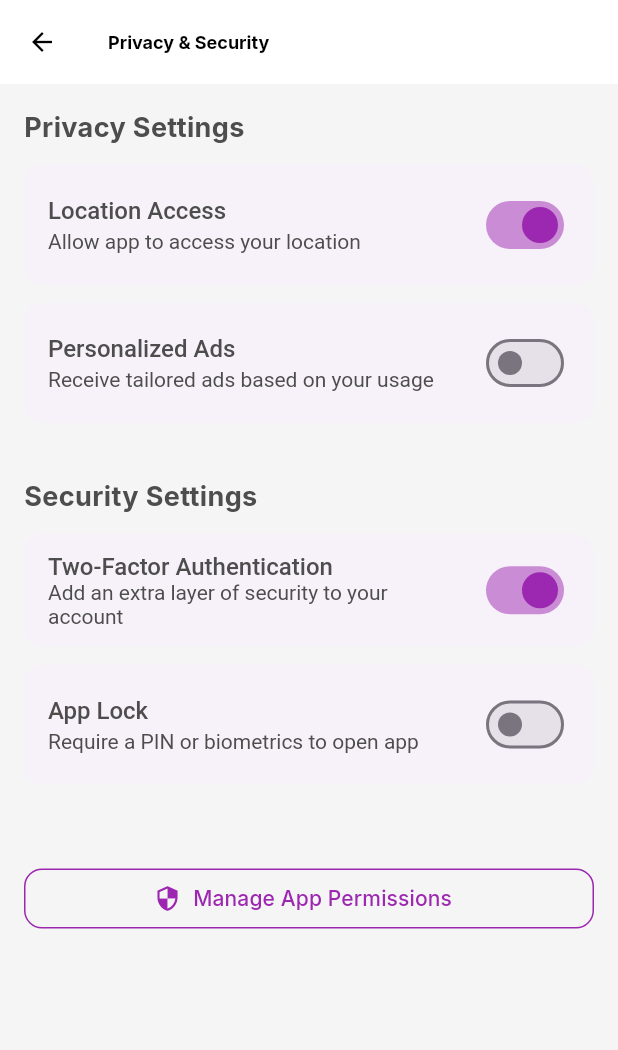
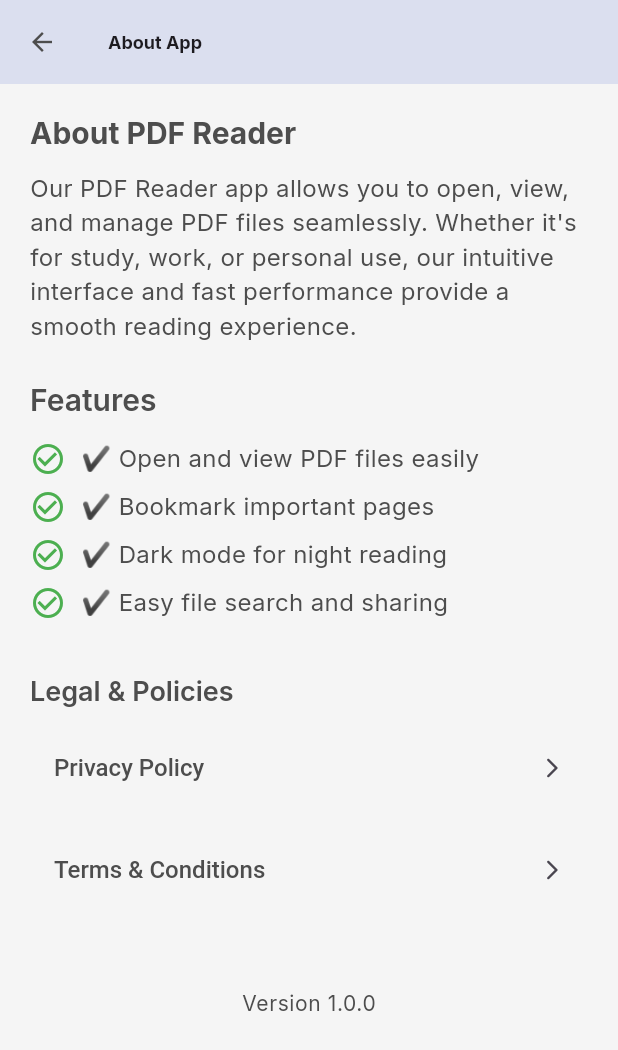
Before and after one commit to Chandan69217/CodeClauseInternship_PDF_Reader, a Flutter app: the PrivacySecurityScreen screen opened directly, on a phone screen of 412 x 824 dp. Shown: the top 1050 px of the screen. Run offline on Flutter 3.47's test engine with Material 3 defaults, Android fonts, the phone set to English and light mode, and no system bars; our stand-ins replace awesome_dialog, device_info_plus, lottie, open_file, permission_handler, printing and 3 more; missing offline and left inert: external_path, pdfx; accounts and stored records are empty; project files that could hold a hidden picture were left out.

Commit message:
add FAB Button, Privacy Policy, Feedback, Rate App,Share App and Github

```diff
--- a/lib/external_storage/read_storage.dart
+++ b/lib/external_storage/read_storage.dart
@@ -50,7 +50,6 @@ class Read with ChangeNotifier {
   Future<bool> scanForAllFiles() async {
     var database = await DatabaseHelper.getInstance();
     if (await requestPermission()) {
-      if (_FilePaths.isEmpty) {
       _FilePaths = await _getAllPathsFromDirectory();
       _bookmarks = await database.getFiles(table_name: DatabaseHelper.BOOKMARK_TABLE_NAME);
       _history = await database.getFiles(table_name: DatabaseHelper.HISTORY_TABLE_NAME);
@@ -75,7 +74,6 @@ class Read with ChangeNotifier {
       sortBy(appliedSorting[SortType.KEY]!);
       notifyListeners();
       return true;
-      }
     }
     return false;
   }
--- a/lib/screens/settings/privicy_screen.dart
+++ b/lib/screens/settings/privicy_screen.dart
@@ -1,17 +1,11 @@
 import 'package:flutter/material.dart';
+import 'package:pdf_reader/utilities/color_theme.dart';
+import 'package:pdf_reader/utilities/my_url.dart';
+import 'package:url_launcher/url_launcher.dart';
 
-class PrivacySecurityScreen extends StatefulWidget {
+class PrivacySecurityScreen extends StatelessWidget {
   const PrivacySecurityScreen({super.key});
 
-  @override
-  State<PrivacySecurityScreen> createState() => _PrivacySecurityScreenState();
-}
-
-class _PrivacySecurityScreenState extends State<PrivacySecurityScreen> {
-  bool is2FAEnabled = true;
-  bool appLockEnabled = false;
-  bool locationAccess = true;
-  bool personalizedAds = false;
 
   @override
   Widget build(BuildContext context) {
@@ -19,64 +13,51 @@ class _PrivacySecurityScreenState extends State<PrivacySecurityScreen> {
 
     return Scaffold(
       appBar: AppBar(
-        title: const Text("Privacy & Security", style: TextStyle(color: Colors.black)),
-        backgroundColor: Colors.white,
-        elevation: 0,
-        iconTheme: const IconThemeData(color: Colors.black),
+        title: const Text("About App"),
       ),
-      backgroundColor: Colors.grey[100],
       body: ListView(
-        padding: const EdgeInsets.all(16),
+        physics: const NeverScrollableScrollPhysics(),
+        padding: const EdgeInsets.all(20),
         children: [
-          const Text(
-            "Privacy Settings",
-            style: TextStyle(fontSize: 18, fontWeight: FontWeight.bold),
+          Text(
+            "About PDF Reader",
+            style: Theme.of(context).textTheme.headlineMedium,
           ),
           const SizedBox(height: 12),
-          _settingTile(
-            title: "Location Access",
-            subtitle: "Allow app to access your location",
-            value: locationAccess,
-            onChanged: (val) => setState(() => locationAccess = val),
-          ),
-          _settingTile(
-            title: "Personalized Ads",
-            subtitle: "Receive tailored ads based on your usage",
-            value: personalizedAds,
-            onChanged: (val) => setState(() => personalizedAds = val),
+          const Text(
+            "Our PDF Reader app allows you to open, view, and manage PDF files seamlessly. Whether it's for study, work, or personal use, our intuitive interface and fast performance provide a smooth reading experience.",
           ),
           const SizedBox(height: 24),
-          const Text(
-            "Security Settings",
-            style: TextStyle(fontSize: 18, fontWeight: FontWeight.bold),
+          Text(
+            "Features",
+            style: Theme.of(context).textTheme.headlineSmall,
+          ),
+          const SizedBox(height: 10),
+          _featureItem("✔ Open and view PDF files easily"),
+          _featureItem("✔ Bookmark important pages"),
+          _featureItem("✔ Dark mode for night reading"),
+          _featureItem("✔ Easy file search and sharing"),
+          const SizedBox(height: 30),
+          Text(
+            "Legal & Policies",
+            style: Theme.of(context).textTheme.headlineSmall!.copyWith(fontSize: 18.0),
           ),
           const SizedBox(height: 12),
-          _settingTile(
-            title: "Two-Factor Authentication",
-            subtitle: "Add an extra layer of security to your account",
-            value: is2FAEnabled,
-            onChanged: (val) => setState(() => is2FAEnabled = val),
+          _policyTile(
+            context,
+            title: "Privacy Policy",
+            url: MyUrl.privacyPolicyUrl,
           ),
-          _settingTile(
-            title: "App Lock",
-            subtitle: "Require a PIN or biometrics to open app",
-            value: appLockEnabled,
-            onChanged: (val) => setState(() => appLockEnabled = val),
+          _policyTile(
+            context,
+            title: "Terms & Conditions",
+            url: MyUrl.termsUrl,
           ),
           const SizedBox(height: 40),
-          SizedBox(
-            width: width,
-            child: OutlinedButton.icon(
-              onPressed: () {
-                // Navigate to permissions screen or manage permissions
-              },
-              style: OutlinedButton.styleFrom(
-                foregroundColor: Colors.purple,
-                side: const BorderSide(color: Colors.purple),
-                shape: RoundedRectangleBorder(borderRadius: BorderRadius.circular(12)),
-              ),
-              icon: const Icon(Icons.security_outlined),
-              label: const Text("Manage App Permissions"),
+          Center(
+            child: Text(
+              "Version 1.0.0",
+              style: Theme.of(context).textTheme.bodySmall,
             ),
           )
         ],
@@ -84,24 +65,39 @@ class _PrivacySecurityScreenState extends State<PrivacySecurityScreen> {
     );
   }
 
-  Widget _settingTile({
-    required String title,
-    required String subtitle,
-    required bool value,
-    required ValueChanged<bool> onChanged,
-  }) {
+  Widget _featureItem(String text) {
+    return Padding(
+      padding: const EdgeInsets.symmetric(vertical: 4),
+      child: Row(
+        children: [
+          const Icon(Icons.check_circle_outline, color: Colors.green),
+          const SizedBox(width: 10),
+          Expanded(child: Text(text)),
+        ],
+      ),
+    );
+  }
+
+  Widget _policyTile(BuildContext context, {required String title, required String url}) {
     return Card(
       elevation: 0,
+      color: ColorTheme.WHITE,
       margin: const EdgeInsets.only(bottom: 12),
       shape: RoundedRectangleBorder(borderRadius: BorderRadius.circular(12)),
-      child: SwitchListTile(
+      child: ListTile(
+        contentPadding: const EdgeInsets.symmetric(horizontal: 16,),
         title: Text(title, style: const TextStyle(fontWeight: FontWeight.w500)),
-        subtitle: Text(subtitle),
-        value: value,
-        onChanged: onChanged,
-        activeColor: Colors.purple,
-        contentPadding: const EdgeInsets.symmetric(horizontal: 16, vertical: 4),
-        shape: RoundedRectangleBorder(borderRadius: BorderRadius.circular(12)),
+        trailing: const Icon(Icons.arrow_forward_ios_rounded, size: 16),
+        onTap: () async {
+          final uri = Uri.parse(url);
+          if (await canLaunchUrl(uri)) {
+            await launchUrl(uri, mode: LaunchMode.externalApplication);
+          } else {
+            ScaffoldMessenger.of(context).showSnackBar(
+              const SnackBar(content: Text('Could not open link')),
+            );
+          }
+        },
       ),
     );
   }
--- /dev/null
+++ b/lib/utilities/my_url.dart
@@ -0,0 +1,9 @@
+class MyUrl{
+  MyUrl._();
+  static const String appLink = 'https://play.google.com/store/apps/details?id=com.chandan.pdf_reader';
+  static const String githubLink = 'https://github.com/Chandan69217';
+  static const String privacyPolicyUrl = 'https://doc-hosting.flycricket.io/pdf-reader-privacy-policy/891c5e7d-2e02-4ea9-a2c6-721d1c0b4330/privacy';
+  static const String termsUrl = 'https://doc-hosting.flycricket.io/pdf-reader-terms-of-use/3dcfdf98-d64b-414b-b6bf-adc6423cca4a/terms';
+  static final Uri myAppUri = Uri.parse(appLink);
+  static final Uri myGithubUri = Uri.parse(githubLink);
+}
--- a/pubspec.yaml
+++ b/pubspec.yaml
@@ -49,6 +49,7 @@ dependencies:
   sqflite: ^2.4.1
   printing: ^5.13.4
   provider: ^6.1.4
+  url_launcher: ^6.3.1
 
 
 
```
Also changed, not shown: lib/screens/dashboard.dart (+29 -8 lines), lib/screens/settings/feedback_screen.dart (added, +160 -0 lines), lib/screens/settings/language_screen.dart (+3 -7 lines), lib/widgets/FAB_btn/FAB_btn.dart (added, +45 -0 lines), assets/icons/github_icon.png (added), pubspec.lock, 2 other files. Lines whose indentation alone changed are shown as unchanged.
